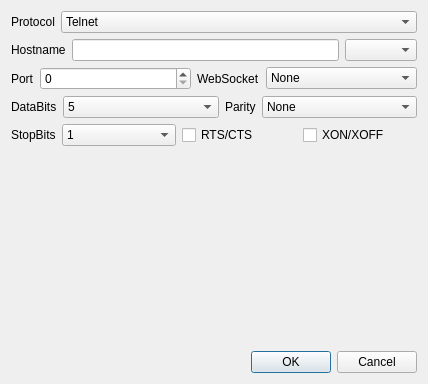
Old version of the form src/quickconnectwindow.ui in the repository QQxiaoming/quardCRT.
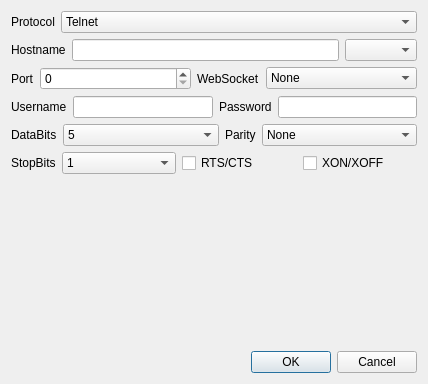
New version of the form.

Diff of the .ui file:
```diff
--- a/src/quickconnectwindow.ui
+++ b/src/quickconnectwindow.ui
@@ -132,6 +132,40 @@
        </item>
       </layout>
      </item>
+     <item>
+      <layout class="QHBoxLayout" name="horizontalLayout_5">
+       <item>
+        <widget class="QLabel" name="labelUsername">
+         <property name="sizePolicy">
+          <sizepolicy hsizetype="Fixed" vsizetype="Preferred">
+           <horstretch>0</horstretch>
+           <verstretch>0</verstretch>
+          </sizepolicy>
+         </property>
+         <property name="text">
+          <string>Username</string>
+         </property>
+        </widget>
+       </item>
+       <item>
+        <widget class="QLineEdit" name="lineEditUsername"/>
+       </item>
+       <item>
+        <widget class="QLabel" name="labelPassword">
+         <property name="text">
+          <string>Password</string>
+         </property>
+        </widget>
+       </item>
+       <item>
+        <widget class="QLineEdit" name="lineEditPassword">
+         <property name="echoMode">
+          <enum>QLineEdit::Password</enum>
+         </property>
+        </widget>
+       </item>
+      </layout>
+     </item>
      <item>
       <layout class="QHBoxLayout" name="horizontalLayout_4">
        <item>
```
Left out of the diff: 5 changed lines with no effect on the pictures.
